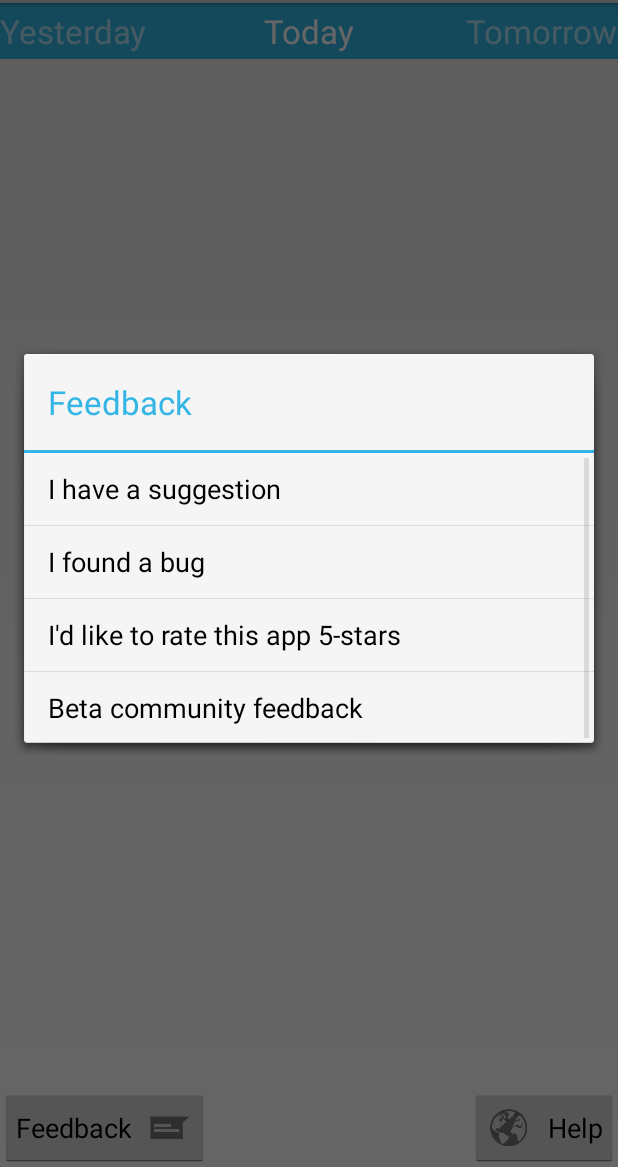
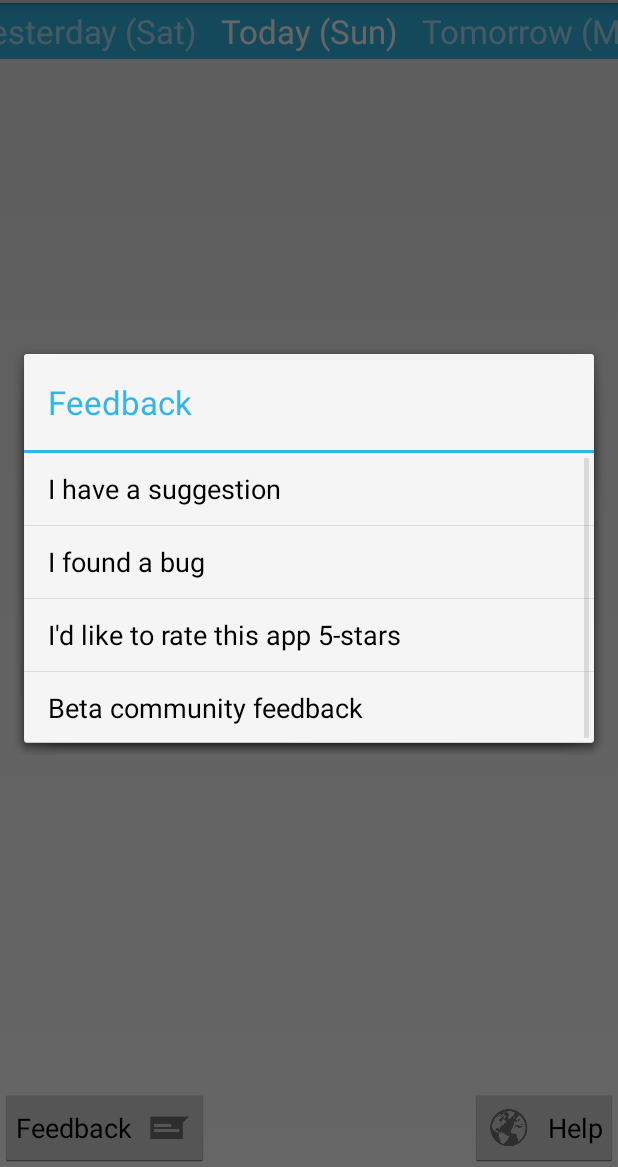
Before and after one commit to tekkies/Readings, an Android app: the screen it shows after launch (ReadingsActivity), after a tap on "Feedback", on a phone screen of 412 x 824 dp, the part 69-1236 px from its top. Run offline under Robolectric (Android 15) with nearby library versions, the light colour scheme and no system bars; libraries missing offline, so code that uses them is left out: com.google.analytics.tracking; network calls fail; pictures from the network do not load; 4 statements that could not run were skipped.

Commit message:
Confirm day of week, e.g. Today (Mon).

```diff
--- a/app/src/main/java/uk/co/tekkies/readings/activity/ReadingsActivity.java
+++ b/app/src/main/java/uk/co/tekkies/readings/activity/ReadingsActivity.java
@@ -118,6 +118,7 @@ public class ReadingsActivity extends BaseActivity implements OnDateSetListener
         dayDateFormat = new SimpleDateFormat("E");
         thisYearDateFormat = new SimpleDateFormat("E d MMM");
         anotherYearDateFormat = new SimpleDateFormat("E d MMM yy");
+
     }
 
     private static Handler newsToastHandler = new Handler() {
@@ -243,18 +244,18 @@ public class ReadingsActivity extends BaseActivity implements OnDateSetListener
             Calendar nowCalendar = Calendar.getInstance();
             int nowDay = nowCalendar.get(Calendar.YEAR) * 1000 + nowCalendar.get(Calendar.DAY_OF_YEAR);
             String title = "";
+            Date date = new Date(pageCalendar.getTimeInMillis());
             switch (pageDay - nowDay) {
             case -1:
-                title += getResources().getString(R.string.yesterday);
+                title += getResources().getString(R.string.yesterday) + " (" +dayDateFormat.format(date)+")";
                 break;
             case 0:
-                title += getResources().getString(R.string.today);
+                title += getResources().getString(R.string.today) + " (" +dayDateFormat.format(date)+")";
                 break;
             case 1:
-                title += getResources().getString(R.string.tomorrow);
+                title += getResources().getString(R.string.tomorrow) + " (" +dayDateFormat.format(date)+")";
                 break;
             default: {
-                Date date = new Date(pageCalendar.getTimeInMillis());
                 if (pageCalendar.get(Calendar.YEAR) == nowCalendar.get(Calendar.YEAR)) {
                     title += thisYearDateFormat.format(date);
                 } else {
--- a/app/src/main/res/layout/dialog_whatsnew.xml
+++ b/app/src/main/res/layout/dialog_whatsnew.xml
@@ -45,7 +45,8 @@
                 android:layout_height="wrap_content"
                 android:text="- Darker night view
 							\n- Update of summaries
-							\n    - Thanks to Dean Brown, PsalmOneNineteen.org" />
+							\n    - Thanks to Dean Brown, PsalmOneNineteen.org
+							\n- Confirm day of week, e.g. Today (Mon)" />
 
 
 
```
